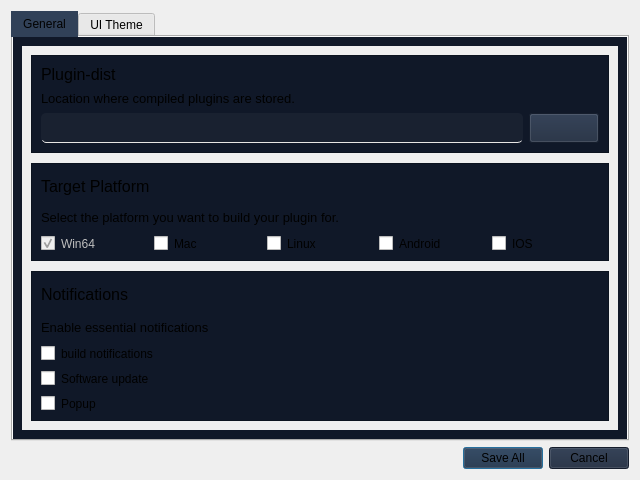
The window that PluginBuilder/settings.ui (Mecanes-Org/PluginBuilder-source) describes before a commit, drawn with Qt 5.
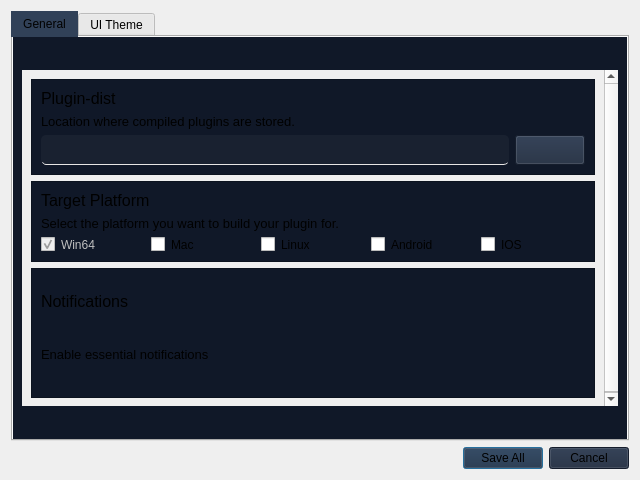
The same window after the commit. Icons and pictures are not drawn.

Commit message: v0.6.5 - Restructuring of certain parts of the code - Addition of notifications in the interface - Addition of build notification support

Diff of the .ui file:
```diff
--- a/PluginBuilder/settings.ui
+++ b/PluginBuilder/settings.ui
@@ -61,19 +61,31 @@
      <property name="currentIndex">
       <number>0</number>
      </property>
+     <property name="usesScrollButtons">
+      <bool>true</bool>
+     </property>
      <widget class="QWidget" name="tab_general">
       <attribute name="title">
        <string>General</string>
       </attribute>
-      <layout class="QVBoxLayout" name="verticalLayout_7">
+      <layout class="QVBoxLayout" name="verticalLayout">
        <item>
         <widget class="QScrollArea" name="scrollArea">
          <property name="sizePolicy">
-          <sizepolicy hsizetype="Minimum" vsizetype="Preferred">
+          <sizepolicy hsizetype="Minimum" vsizetype="Maximum">
            <horstretch>0</horstretch>
            <verstretch>0</verstretch>
           </sizepolicy>
          </property>
+         <property name="frameShape">
+          <enum>QFrame::Shape::StyledPanel</enum>
+         </property>
+         <property name="horizontalScrollBarPolicy">
+          <enum>Qt::ScrollBarPolicy::ScrollBarAsNeeded</enum>
+         </property>
+         <property name="sizeAdjustPolicy">
+          <enum>QAbstractScrollArea::SizeAdjustPolicy::AdjustToContents</enum>
+         </property>
          <property name="widgetResizable">
           <bool>true</bool>
          </property>
@@ -83,23 +95,20 @@
             <x>0</x>
             <y>0</y>
             <width>600</width>
-            <height>384</height>
+            <height>350</height>
            </rect>
           </property>
           <property name="sizePolicy">
-           <sizepolicy hsizetype="Preferred" vsizetype="Preferred">
+           <sizepolicy hsizetype="Preferred" vsizetype="Minimum">
             <horstretch>0</horstretch>
             <verstretch>0</verstretch>
            </sizepolicy>
           </property>
           <layout class="QVBoxLayout" name="verticalLayout_6">
-           <property name="spacing">
-            <number>10</number>
-           </property>
            <item>
             <widget class="QFrame" name="frame_plugin_dist">
              <property name="sizePolicy">
-              <sizepolicy hsizetype="Preferred" vsizetype="Preferred">
+              <sizepolicy hsizetype="Preferred" vsizetype="Maximum">
                <horstretch>0</horstretch>
                <verstretch>0</verstretch>
               </sizepolicy>
@@ -180,7 +189,7 @@
            <item>
             <widget class="QFrame" name="frame_target_platform">
              <property name="sizePolicy">
-              <sizepolicy hsizetype="Preferred" vsizetype="Preferred">
+              <sizepolicy hsizetype="Preferred" vsizetype="Maximum">
                <horstretch>0</horstretch>
                <verstretch>0</verstretch>
               </sizepolicy>
@@ -281,8 +290,11 @@
            </item>
            <item>
             <widget class="QFrame" name="frame_notifications">
+             <property name="enabled">
+              <bool>true</bool>
+             </property>
              <property name="sizePolicy">
-              <sizepolicy hsizetype="Minimum" vsizetype="Maximum">
+              <sizepolicy hsizetype="Preferred" vsizetype="Maximum">
                <horstretch>0</horstretch>
                <verstretch>0</verstretch>
               </sizepolicy>
@@ -290,7 +302,7 @@
              <property name="minimumSize">
               <size>
                <width>500</width>
-               <height>150</height>
+               <height>130</height>
               </size>
              </property>
              <property name="frameShape">
@@ -300,13 +312,16 @@
               <enum>QFrame::Shadow::Raised</enum>
              </property>
              <layout class="QVBoxLayout" name="verticalLayout_5">
-              <property name="spacing">
-               <number>6</number>
+              <property name="topMargin">
+               <number>9</number>
+              </property>
+              <property name="bottomMargin">
+               <number>9</number>
               </property>
               <item>
                <widget class="QLabel" name="label_5">
                 <property name="sizePolicy">
-                 <sizepolicy hsizetype="Minimum" vsizetype="Preferred">
+                 <sizepolicy hsizetype="Preferred" vsizetype="Preferred">
                   <horstretch>0</horstretch>
                   <verstretch>0</verstretch>
                  </sizepolicy>
@@ -334,40 +349,16 @@
                </widget>
               </item>
               <item>
-               <layout class="QVBoxLayout" name="verticalLayout">
+               <layout class="QVBoxLayout" name="verticalLayout_CheckBoxNotif">
                 <property name="spacing">
                  <number>10</number>
                 </property>
-                <item>
-                 <widget class="QCheckBox" name="checkBox_Linux_2">
-                  <property name="cursor">
-                   <cursorShape>PointingHandCursor</cursorShape>
-                  </property>
-                  <property name="text">
-                   <string>build notifications</string>
-                  </property>
-                 </widget>
-                </item>
-                <item>
-                 <widget class="QCheckBox" name="checkBox_IOS_2">
-                  <property name="cursor">
-                   <cursorShape>PointingHandCursor</cursorShape>
-                  </property>
-                  <property name="text">
-                   <string>Software update</string>
-                  </property>
-                 </widget>
-                </item>
-                <item>
-                 <widget class="QCheckBox" name="checkBox_Mac_2">
-                  <property name="cursor">
-                   <cursorShape>PointingHandCursor</cursorShape>
-                  </property>
-                  <property name="text">
-                   <string>Popup</string>
-                  </property>
-                 </widget>
-                </item>
+                <property name="topMargin">
+                 <number>5</number>
+                </property>
+                <property name="bottomMargin">
+                 <number>5</number>
+                </property>
                </layout>
               </item>
              </layout>
```
The commit also changes 8 other files.
